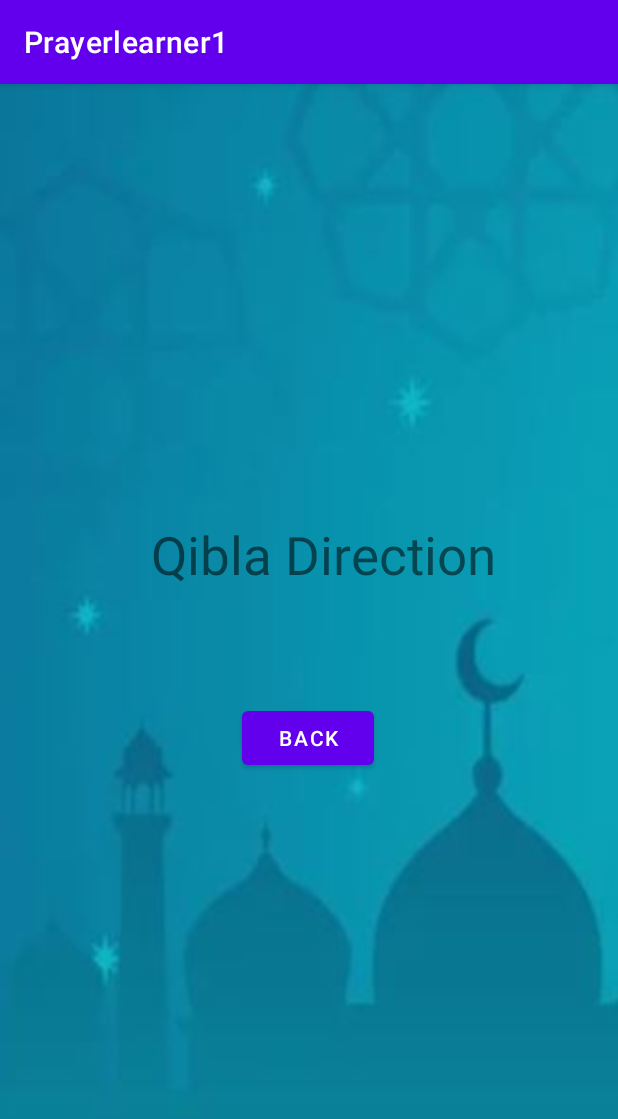
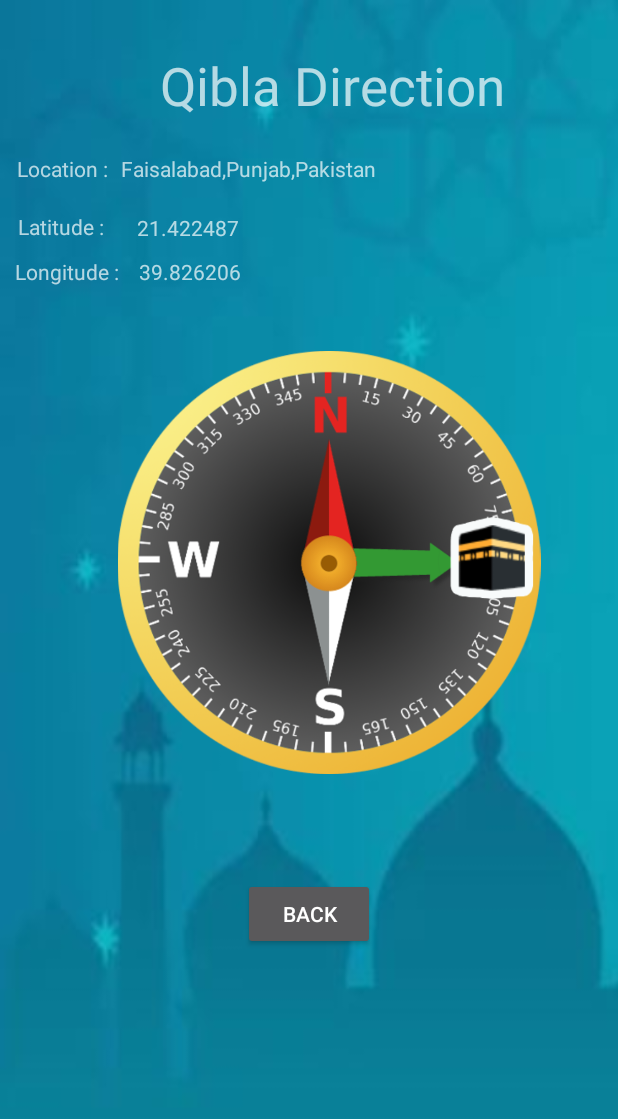
Before and after one commit to dannyz61/Prayer-Learner, an Android app: the Qibladirection screen opened directly, with no data from a screen before it, on a phone screen of 412 x 824 dp. Shown: the top 1119 px of the screen. Run offline under Robolectric (Android 15) with nearby library versions, the phone set to English and light mode, and no system bars.

Commit message:
Qibla Module Added

```diff
--- a/app/src/main/AndroidManifest.xml
+++ b/app/src/main/AndroidManifest.xml
@@ -8,7 +8,7 @@
         android:label="@string/app_name"
         android:roundIcon="@mipmap/ic_launcher_round"
         android:supportsRtl="true"
-        android:theme="@style/Theme.Prayerlearner1">
+        android:theme="@style/Theme.Design.NoActionBar">
         <activity
             android:name=".home"
             android:exported="true" />
--- a/app/src/main/java/com/example/prayerlearner1/Qibladirection.java
+++ b/app/src/main/java/com/example/prayerlearner1/Qibladirection.java
@@ -2,17 +2,34 @@ package com.example.prayerlearner1;
 
 import androidx.appcompat.app.AppCompatActivity;
 
+import android.content.Context;
 import android.content.Intent;
+import android.hardware.Sensor;
+import android.hardware.SensorEvent;
+import android.hardware.SensorEventListener;
+import android.hardware.SensorListener;
+import android.hardware.SensorManager;
 import android.os.Bundle;
 import android.view.View;
+import android.view.animation.Animation;
+import android.view.animation.RotateAnimation;
 import android.widget.Button;
+import android.widget.ImageView;
+import android.widget.Toast;
 
-public class Qibladirection extends AppCompatActivity {
+public class Qibladirection extends AppCompatActivity implements SensorEventListener {
     Button btn2;
+    ImageView qibla_view;
+    Sensor sensor;
+    SensorManager sensorManager;
+    float currentDegree;
     @Override
     protected void onCreate(Bundle savedInstanceState) {
         super.onCreate(savedInstanceState);
         setContentView(R.layout.activity_qibladirection);
+        qibla_view =findViewById(R.id.qibla_ImageView);
+        sensorManager= (SensorManager) getSystemService(Context.SENSOR_SERVICE);
+
         btn2=findViewById(R.id.button2);
         btn2.setOnClickListener(new View.OnClickListener() {
             @Override
@@ -23,4 +40,33 @@ public class Qibladirection extends AppCompatActivity {
             }
         });
     }
+
+    @Override
+    protected void onResume() {
+        super.onResume();
+        sensor=sensorManager.getDefaultSensor(Sensor.TYPE_ORIENTATION);
+        if(sensor!=null)
+        {
+            sensorManager.registerListener(this,sensor,SensorManager.SENSOR_DELAY_FASTEST);
+        }
+        else
+        {
+            Toast.makeText(getApplicationContext(), "Not supported", Toast.LENGTH_SHORT).show();
+        }
+    }
+
+    @Override
+    public void onSensorChanged(SensorEvent event) {
+        int degree =Math.round(event.values[0]) ;
+        RotateAnimation animation=new RotateAnimation(currentDegree,-degree,Animation.RELATIVE_TO_SELF, 0.5f,Animation.RELATIVE_TO_SELF, 0.5f);
+        animation.setDuration( 500) ;
+        animation. setFillAfter( true) ;
+        qibla_view.setAnimation (animation) ;
+        currentDegree=-degree;
+    }
+
+    @Override
+    public void onAccuracyChanged(Sensor sensor, int accuracy) {
+
+    }
 }
--- a/app/src/main/res/layout/activity_alerts.xml
+++ b/app/src/main/res/layout/activity_alerts.xml
@@ -20,7 +20,7 @@
         app:layout_constraintStart_toStartOf="parent" />
 
     <TextView
-        android:id="@+id/textView"
+        android:id="@+id/qibla_textView"
         android:layout_width="328dp"
         android:layout_height="114dp"
         android:layout_marginTop="28dp"
--- a/app/src/main/res/layout/activity_posture.xml
+++ b/app/src/main/res/layout/activity_posture.xml
@@ -19,7 +19,7 @@
         app:layout_constraintStart_toStartOf="parent" />
 
     <TextView
-        android:id="@+id/textView"
+        android:id="@+id/qibla_textView"
         android:layout_width="142dp"
         android:layout_height="54dp"
         android:layout_marginTop="28dp"
--- a/app/src/main/res/layout/activity_qa.xml
+++ b/app/src/main/res/layout/activity_qa.xml
@@ -19,7 +19,7 @@
         app:layout_constraintStart_toStartOf="parent" />
 
     <TextView
-        android:id="@+id/textView"
+        android:id="@+id/qibla_textView"
         android:layout_width="243dp"
         android:layout_height="61dp"
         android:layout_marginTop="28dp"
--- a/app/src/main/res/layout/activity_qibladirection.xml
+++ b/app/src/main/res/layout/activity_qibladirection.xml
@@ -1,35 +1,106 @@
 <?xml version="1.0" encoding="utf-8"?>
-<androidx.constraintlayout.widget.ConstraintLayout xmlns:android="http://schemas.android.com/apk/res/android"
+<RelativeLayout xmlns:android="http://schemas.android.com/apk/res/android"
     xmlns:app="http://schemas.android.com/apk/res-auto"
     xmlns:tools="http://schemas.android.com/tools"
     android:layout_width="match_parent"
     android:layout_height="match_parent"
     android:background="@drawable/wall1"
-    tools:context=".Qibladirection"
-    >
+    tools:context=".Qibladirection">
 
     <Button
         android:id="@+id/button2"
         android:layout_width="wrap_content"
         android:layout_height="wrap_content"
-        android:layout_marginBottom="308dp"
-        android:text="Back"
-        app:layout_constraintBottom_toBottomOf="parent"
-        app:layout_constraintEnd_toEndOf="parent"
-        app:layout_constraintHorizontal_bias="0.498"
-        app:layout_constraintStart_toStartOf="parent" />
+        android:layout_below="@+id/qibla_ImageView"
+        android:layout_centerHorizontal="true"
+        android:layout_marginTop="69dp"
+        android:text="Back" />
+
+    <TextView
+        android:id="@+id/qibla_textView"
+        android:layout_width="269dp"
+        android:layout_height="42dp"
+        android:layout_alignParentStart="true"
+        android:layout_alignParentTop="true"
+        android:layout_alignParentEnd="true"
+        android:layout_centerHorizontal="true"
+        android:layout_marginStart="86dp"
+        android:layout_marginTop="33dp"
+        android:layout_marginEnd="55dp"
+        android:gravity="center"
+        android:text="Qibla Direction"
+        android:textSize="35dp" />
+
+    <ImageView
+        android:id="@+id/qibla_ImageView"
+        android:layout_width="324dp"
+        android:layout_height="282dp"
+        android:layout_alignParentStart="true"
+        android:layout_alignParentTop="true"
+        android:layout_centerHorizontal="true"
+        android:layout_marginStart="57dp"
+        android:layout_marginTop="234dp"
+        app:srcCompat="@drawable/qibla_compass" />
+
+    <TextView
+        android:id="@+id/textView2"
+        android:layout_width="wrap_content"
+        android:layout_height="30dp"
+        android:layout_below="@+id/qibla_textView"
+        android:layout_alignParentEnd="true"
+        android:layout_marginStart="0dp"
+        android:layout_marginTop="27dp"
+        android:layout_marginEnd="9dp"
+        android:layout_toEndOf="@+id/textView"
+        android:text="Faisalabad,Punjab,Pakistan" />
 
     <TextView
         android:id="@+id/textView"
-        android:layout_width="269dp"
-        android:layout_height="42dp"
-        android:layout_marginTop="28dp"
-        android:text="Qibla Direction"
-        android:textSize="35dp"
-        app:layout_constraintBottom_toTopOf="@+id/button2"
-        app:layout_constraintEnd_toEndOf="parent"
-        app:layout_constraintHorizontal_bias="0.704"
-        app:layout_constraintStart_toStartOf="parent"
-        app:layout_constraintTop_toTopOf="parent"
-        app:layout_constraintVertical_bias="0.767" />
-</androidx.constraintlayout.widget.ConstraintLayout>
+        android:layout_width="69dp"
+        android:layout_height="31dp"
+        android:layout_below="@+id/qibla_textView"
+        android:layout_alignParentStart="true"
+        android:layout_marginStart="11dp"
+        android:layout_marginTop="27dp"
+        android:text="Location :" />
+
+    <TextView
+        android:id="@+id/textView4"
+        android:layout_width="wrap_content"
+        android:layout_height="wrap_content"
+        android:layout_alignParentStart="true"
+        android:layout_alignParentTop="true"
+        android:layout_marginStart="10dp"
+        android:layout_marginTop="171dp"
+        android:text="Longitude :" />
+
+    <TextView
+        android:id="@+id/textView5"
+        android:layout_width="wrap_content"
+        android:layout_height="wrap_content"
+        android:layout_below="@+id/textView2"
+        android:layout_marginStart="22dp"
+        android:layout_marginTop="9dp"
+        android:layout_toEndOf="@+id/textView3"
+        android:text="21.422487" />
+
+    <TextView
+        android:id="@+id/textView3"
+        android:layout_width="wrap_content"
+        android:layout_height="wrap_content"
+        android:layout_below="@+id/textView"
+        android:layout_alignParentStart="true"
+        android:layout_marginStart="12dp"
+        android:layout_marginTop="7dp"
+        android:text="Latitude :" />
+
+    <TextView
+        android:id="@+id/textView6"
+        android:layout_width="wrap_content"
+        android:layout_height="wrap_content"
+        android:layout_alignParentTop="true"
+        android:layout_marginStart="13dp"
+        android:layout_marginTop="171dp"
+        android:layout_toEndOf="@+id/textView4"
+        android:text="39.826206" />
+</RelativeLayout>
--- a/app/src/main/res/layout/activity_report.xml
+++ b/app/src/main/res/layout/activity_report.xml
@@ -20,7 +20,7 @@
         app:layout_constraintStart_toStartOf="parent" />
 
     <TextView
-        android:id="@+id/textView"
+        android:id="@+id/qibla_textView"
         android:layout_width="142dp"
         android:layout_height="54dp"
         android:layout_marginTop="28dp"
```
Also changed, not shown: app/src/main/res/drawable/qibla_compass.png (added).
